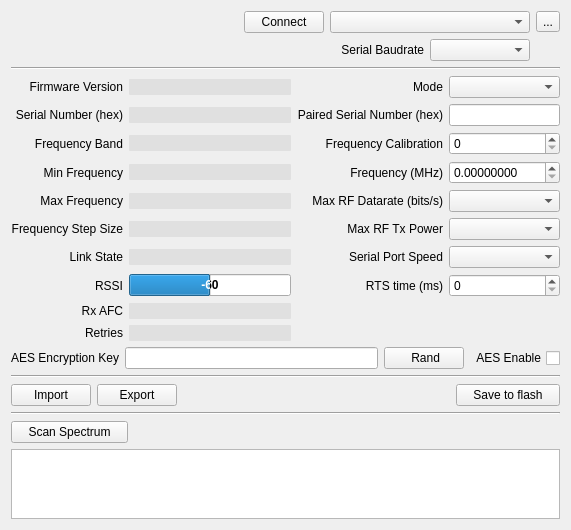
Old version of the form ground/openpilotgcs/src/plugins/pipxtreme/pipxtreme.ui in the repository openpilot/OpenPilot.
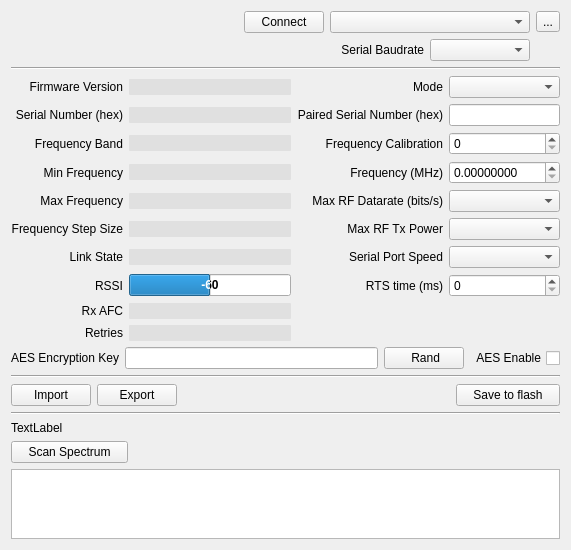
New version of the form.

Commit message: A few clean ups to the spectrum scanning code (not yet enabled)

```diff
--- a/ground/openpilotgcs/src/plugins/pipxtreme/pipxtreme.ui
+++ b/ground/openpilotgcs/src/plugins/pipxtreme/pipxtreme.ui
@@ -7,7 +7,7 @@
     <x>0</x>
     <y>0</y>
     <width>571</width>
-    <height>508</height>
+    <height>527</height>
    </rect>
   </property>
   <property name="windowTitle">
@@ -955,6 +955,13 @@
      </property>
     </widget>
    </item>
+   <item>
+    <widget class="QLabel" name="label_19">
+     <property name="text">
+      <string>TextLabel</string>
+     </property>
+    </widget>
+   </item>
    <item>
     <layout class="QHBoxLayout" name="horizontalLayout_11">
      <item>
```
Left out of the diff: 3 changed lines with no effect on the pictures. The commit also changes 2 other files.
